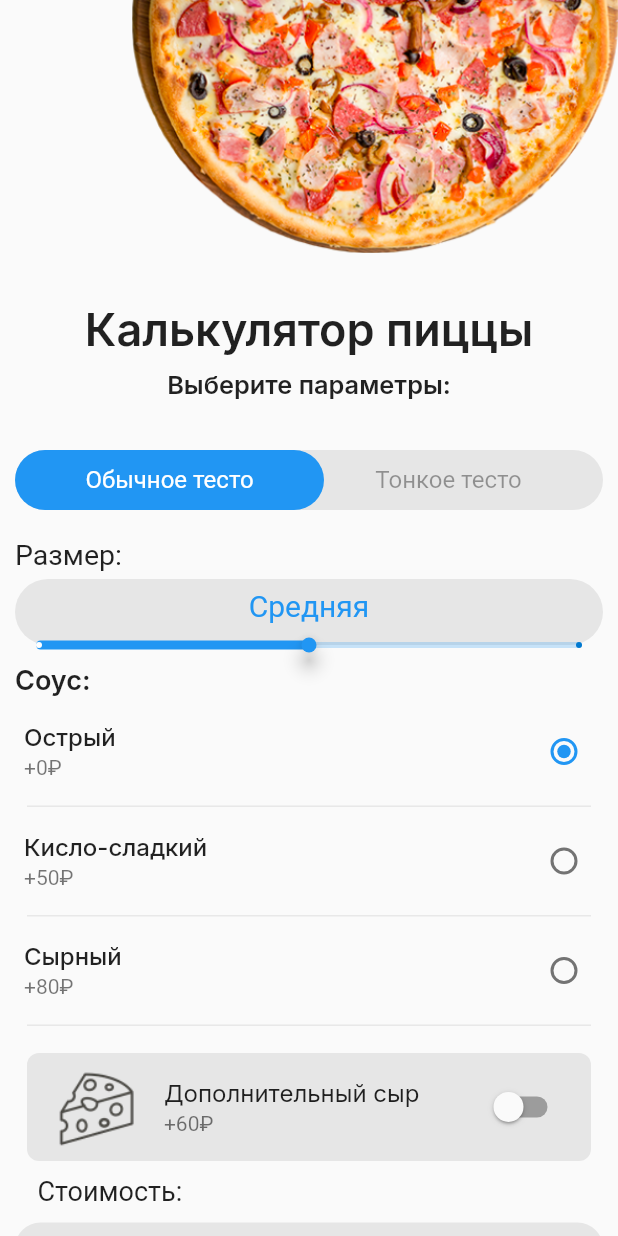
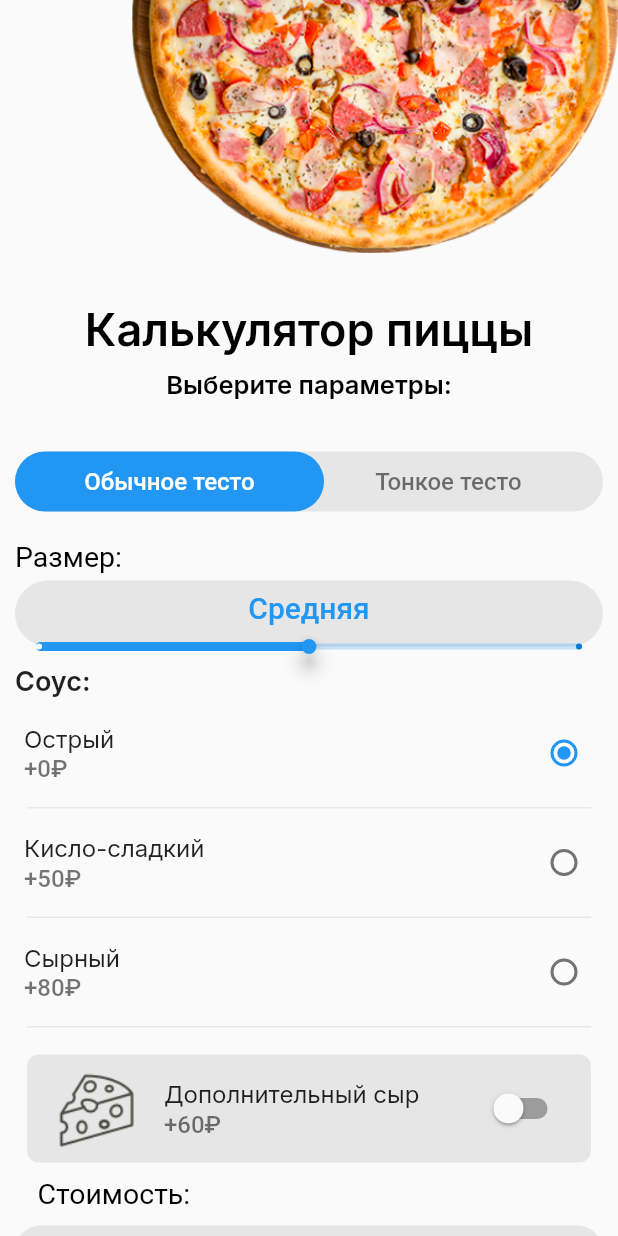
Before and after one commit to turenkodm/lesson4.1, a Flutter app: the screen it shows after launch, after a tap on "Обычное тесто", on a phone screen of 412 x 824 dp. Run offline on Flutter 3.47's test engine with Material 2 defaults, Android fonts, the phone set to English and light mode, and no system bars; our stand-ins replace google_fonts.

Commit message:
Light and Dark themes fixed

```diff
--- a/lib/main.dart
+++ b/lib/main.dart
@@ -2,6 +2,7 @@ import 'package:flutter/material.dart';
 import 'package:flutter/services.dart';
 import 'package:pizza_app/update_model.dart';
 import 'package:pizza_app/order_page.dart';
+import 'package:pizza_app/util/theme.dart';
 import 'package:provider/provider.dart';
 
 void main() {
@@ -18,23 +19,8 @@ class MyApp extends StatelessWidget {
   Widget build(BuildContext context) {
     return MaterialApp(
       title: 'Flutter Demo',
-      darkTheme: ThemeData(
-        toggleableActiveColor: Colors.lightGreenAccent,
-        brightness: Brightness.dark,
-        primaryColor: Colors.white,
-        disabledColor: Colors.white,
-        cardColor: Colors.black,
-
-      ),
-      theme: ThemeData(
-        brightness: Brightness.light,
-        primarySwatch: Colors.blue,
-        toggleableActiveColor: Colors.lightGreen,
-        primaryColor: Colors.blue,
-        cardColor: Colors.white,
-        disabledColor: Colors.black54,
-
-      ),
+      darkTheme: darkTheme(),
+      theme: lightTheme(),
       home: ChangeNotifierProvider<UpdateModel>(create: (BuildContext context) => UpdateModel(),
       child:  const OrderPage()),
     );
--- a/lib/order_page.dart
+++ b/lib/order_page.dart
@@ -35,13 +35,10 @@ class OrderPage extends StatelessWidget {
             const SizedBox(
               height: 33.0,
             ),
-            Text(
-              'Калькулятор пиццы',
-              textAlign: TextAlign.center,
-              style: GoogleFonts.inter(
-                  textStyle: const TextStyle(
-                      fontSize: 30.0, fontWeight: FontWeight.w600)),
-            ),
+            Text('Калькулятор пиццы',
+                textAlign: TextAlign.center,
+                style: GoogleFonts.inter(
+                    textStyle: Theme.of(context).textTheme.headline1)),
             const SizedBox(
               height: 9.0,
             ),
@@ -51,8 +48,7 @@ class OrderPage extends StatelessWidget {
                 'Выберите параметры:',
                 textAlign: TextAlign.center,
                 style: GoogleFonts.inter(
-                    textStyle: const TextStyle(
-                        fontSize: 16.9, fontWeight: FontWeight.w600)),
+                    textStyle: Theme.of(context).textTheme.headline2),
               ),
             ),
              const Padding(
@@ -62,8 +58,6 @@ class OrderPage extends StatelessWidget {
             const CustomText(
               text: 'Размер:',
               edgeInsets: 10.0,
-              fontSize: 19.0,
-              fontWeight: FontWeight.w400,
             ),
             const SizedBox(
               height: 5.0,
@@ -108,10 +102,9 @@ class OrderPage extends StatelessWidget {
               height: 10.0,
             ),
             const CustomText(
-                text: 'Стоимость:',
-                edgeInsets: 25.0,
-                fontSize: 18.0,
-                fontWeight: FontWeight.w400),
+              text: 'Стоимость:',
+              edgeInsets: 25.0,
+            ),
             const SizedBox(
               height: 10.0,
             ),
--- a/lib/update_model.dart
+++ b/lib/update_model.dart
@@ -1,3 +1,5 @@
+
+
 import 'package:flutter/material.dart';
 import 'package:pizza_app/order_page.dart';
 
@@ -10,10 +12,13 @@ class UpdateModel with ChangeNotifier {
   String text = '0.00';
   Sauce sauce = Sauce.spicy;
   bool addCheese = false;
+  double xAlign = -1;
+  bool selectedDough = false;
 
   double summa() {
     sum = doughPrice + saucePrice + pizzaSizePrice + cheesePrice;
     notifyListeners();
     return sum;
   }
+
 }
--- /dev/null
+++ b/lib/util/theme.dart
@@ -0,0 +1,38 @@
+import 'package:flutter/material.dart';
+
+ThemeData darkTheme() => ThemeData(
+    primaryColor: Colors.white,
+    disabledColor: Colors.white,
+    toggleableActiveColor: Colors.lightGreenAccent,
+    dividerColor: Colors.white54,
+    colorScheme: ColorScheme.fromSwatch(
+      brightness: Brightness.dark,
+      cardColor: Colors.black,
+    ),
+    textTheme: const TextTheme(
+      headline1: TextStyle(fontSize: 30.0, fontWeight: FontWeight.w600, color: Colors.white),
+      headline2: TextStyle(fontSize: 17.0, fontWeight: FontWeight.w600, color: Colors.white),
+      headline3: TextStyle(fontSize: 19.0, fontWeight: FontWeight.w400, color: Colors.white),
+      bodyText1: TextStyle(fontSize: 40),
+      bodyText2: TextStyle( fontSize: 16, fontWeight: FontWeight.w500),
+      button: TextStyle(fontSize: 20),
+    ));
+
+ThemeData lightTheme() => ThemeData(
+    primaryColor: Colors.blue,
+    disabledColor: Colors.black54,
+    toggleableActiveColor: Colors.lightGreen,
+    dividerColor: Colors.blue,
+    colorScheme: ColorScheme.fromSwatch(
+      brightness: Brightness.light,
+      primarySwatch: Colors.blue,
+      cardColor: Colors.white,
+    ),
+    textTheme: const TextTheme(
+      headline1: TextStyle(fontSize: 30.0, fontWeight: FontWeight.w600, color: Colors.black),
+      headline2: TextStyle(fontSize: 17.0, fontWeight: FontWeight.w600, color: Colors.black),
+      headline3: TextStyle(fontSize: 19.0, fontWeight: FontWeight.w400, color: Colors.black),
+      bodyText1: TextStyle(fontSize: 40),
+      bodyText2: TextStyle( fontSize: 16, fontWeight: FontWeight.w500),
+      button: TextStyle(fontSize: 20),
+    ));
--- a/lib/widgets/button.dart
+++ b/lib/widgets/button.dart
@@ -9,8 +9,7 @@ class Button extends StatelessWidget {
 
   final ButtonStyle _buttonStyle = ElevatedButton.styleFrom(
       minimumSize: const Size.fromHeight(42),
-      shape: RoundedRectangleBorder(borderRadius: BorderRadius.circular(22)),
-      textStyle: const TextStyle(fontSize: 16.0));
+      shape: RoundedRectangleBorder(borderRadius: BorderRadius.circular(22)));
   final VoidCallback onPressed;
 
   Widget _buttonType() {
--- /dev/null
+++ b/lib/widgets/custom_gesture_detector.dart
@@ -0,0 +1,51 @@
+import 'package:flutter/material.dart';
+import 'package:provider/provider.dart';
+
+import '../update_model.dart';
+
+class CustomGestureDetector extends StatelessWidget {
+  const CustomGestureDetector(
+      {Key? key,
+      required this.doughPrice,
+      required this.xAlign,
+      required this.selectedDough,
+      required this.align,
+      required this.color,
+      required this.doughText})
+      : super(key: key);
+
+  final double doughPrice;
+  final double xAlign;
+  final bool selectedDough;
+  final double align;
+  final Color color;
+  final String doughText;
+
+  @override
+  Widget build(BuildContext context) {
+    final notifier = Provider.of<UpdateModel>(context);
+    return GestureDetector(
+      onTap: () {
+        notifier.summa();
+        notifier.doughPrice = doughPrice;
+        notifier.xAlign = xAlign;
+        notifier.selectedDough = selectedDough;
+      },
+      child: Align(
+        alignment: Alignment(align, 0),
+        child: Container(
+          width: MediaQuery.of(context).size.width * 0.5,
+          color: Colors.transparent,
+          alignment: Alignment.center,
+          child: Text(
+            doughText,
+            style: TextStyle(
+              color: color,
+              fontSize: 16.0,
+            ),
+          ),
+        ),
+      ),
+    );
+  }
+}
--- a/lib/widgets/custom_radio.dart
+++ b/lib/widgets/custom_radio.dart
@@ -29,11 +29,7 @@ class CustomRadio extends StatelessWidget {
           controlAffinity: ListTileControlAffinity.trailing,
           title: Text(
             text,
-            style: GoogleFonts.inter(
-                textStyle: const TextStyle(
-              fontSize: 16,
-              fontWeight: FontWeight.w500,
-            )),
+            style: GoogleFonts.inter(),
           ),
           value: sauce,
           groupValue: val,
--- a/lib/widgets/custom_text.dart
+++ b/lib/widgets/custom_text.dart
@@ -2,18 +2,14 @@ import 'package:flutter/material.dart';
 import 'package:google_fonts/google_fonts.dart';
 
 class CustomText extends StatelessWidget {
-  const CustomText(
-      {Key? key,
-      required this.text,
-      required this.edgeInsets,
-      required this.fontSize,
-      required this.fontWeight})
-      : super(key: key);
+  const CustomText({
+    Key? key,
+    required this.text,
+    required this.edgeInsets,
+  }) : super(key: key);
 
   final String text;
   final double edgeInsets;
-  final double fontSize;
-  final FontWeight fontWeight;
 
   @override
   Widget build(BuildContext context) {
@@ -22,10 +18,7 @@ class CustomText extends StatelessWidget {
       child: Text(
         text,
         style: GoogleFonts.roboto(
-            textStyle: TextStyle(
-          fontSize: fontSize,
-          fontWeight: fontWeight,
-        )),
+            textStyle: Theme.of(context).textTheme.headline3),
       ),
     );
   }
--- a/lib/widgets/dough_stack.dart
+++ b/lib/widgets/dough_stack.dart
@@ -1,6 +1,7 @@
 import 'dart:io';
 import 'package:flutter/cupertino.dart';
 import 'package:flutter/material.dart';
+import 'package:pizza_app/widgets/custom_gesture_detector.dart';
 import 'package:provider/provider.dart';
 import '../update_model.dart';
 
@@ -14,22 +15,11 @@ class DoughStack extends StatefulWidget {
 class _DoughStackState extends State<DoughStack> with RestorationMixin {
   RestorableInt currentSegment = RestorableInt(0);
 
-  double _xAlign = 0;
-  Color _regularColor = ThemeData().cardColor;
-  Color _thinColor = ThemeData().disabledColor;
-
-  @override
-  void initState() {
-    super.initState();
-    _regularColor = ThemeData().cardColor;
-    _thinColor = ThemeData().disabledColor;
-    _xAlign = -1;
-  }
-
   Widget _doughType(BuildContext context) {
     final notifier = Provider.of<UpdateModel>(context);
 
     if (Platform.isAndroid) {
+      if (!notifier.selectedDough) {
         return Column(
           children: [
             const SizedBox(
@@ -38,65 +28,22 @@ class _DoughStackState extends State<DoughStack> with RestorationMixin {
             Container(
               child: Stack(
                 children: [
-                AnimatedAlign(
-                  alignment: Alignment(_xAlign, 0),
-                  duration: const Duration(milliseconds: 200),
-                  child: Container(
-                    width: MediaQuery.of(context).size.width * 0.5,
-                    height: 40,
-                    decoration: BoxDecoration(
-                      color: Theme.of(context).primaryColor,
-                      borderRadius: BorderRadius.circular(36.0),
+                  animatedAlign(notifier, context),
+                  CustomGestureDetector(
+                    doughPrice: 0.00,
+                    xAlign: -1,
+                    selectedDough: false,
+                    align: -1,
+                    color: Theme.of(context).cardColor,
+                    doughText: 'Обычное тесто',
                   ),
-                  ),
-                ),
-                GestureDetector(
-                  onTap: () {
-                    notifier.summa();
-                    notifier.doughPrice = 0.00;
-                    _xAlign = -1;
-                    _regularColor = Theme.of(context).cardColor;
-                    _thinColor = Theme.of(context).disabledColor;
-                  },
-                  child: Align(
-                    alignment: const Alignment(-1, 0),
-                    child: Container(
-                      width: MediaQuery.of(context).size.width * 0.5,
-                      color: Colors.transparent,
-                      alignment: Alignment.center,
-                      child: Text(
-                        'Обычное тесто',
-                        style: TextStyle(
-                          color: _regularColor,
-                          fontSize: 16.0,
-                        ),
-                      ),
-                    ),
-                  ),
-                ),
-                GestureDetector(
-                  onTap: () {
-                    notifier.doughPrice = 100.0;
-                    notifier.summa();
-                    _xAlign = 1;
-                    _thinColor = Theme.of(context).cardColor;
-                    _regularColor = Theme.of(context).disabledColor;
-                  },
-                  child: Align(
-                    alignment: const Alignment(1, 0),
-                    child: Container(
-                      width: MediaQuery.of(context).size.width * 0.5,
-                      color: Colors.transparent,
-                      alignment: Alignment.center,
-                      child: Text(
-                        'Тонкое тесто',
-                        style: TextStyle(
-                          color: _thinColor,
-                          fontSize: 16.0,
-                        ),
-                      ),
-                    ),
-                  ),
+                  CustomGestureDetector(
+                    doughPrice: 100.00,
+                    xAlign: 1,
+                    selectedDough: true,
+                    align: 1,
+                    color: Theme.of(context).disabledColor,
+                    doughText: 'Тонкое тесто',
                   ),
                 ],
               ),
@@ -112,6 +59,47 @@ class _DoughStackState extends State<DoughStack> with RestorationMixin {
             ),
           ],
         );
+      } else {
+        return Column(
+          children: [
+            const SizedBox(
+              height: 33.0,
+            ),
+            Container(
+              child: Stack(
+                children: [
+                  animatedAlign(notifier, context),
+                  CustomGestureDetector(
+                    doughPrice: 0.00,
+                    xAlign: -1,
+                    selectedDough: false,
+                    align: -1,
+                    color: Theme.of(context).disabledColor,
+                    doughText: 'Обычное тесто',
+                  ),
+                  CustomGestureDetector(
+                    doughPrice: 100.00,
+                    xAlign: 1,
+                    selectedDough: true,
+                    align: 1,
+                    color: Theme.of(context).cardColor,
+                    doughText: 'Тонкое тесто',
+                  ),
+                ],
+              ),
+              width: MediaQuery.of(context).size.width,
+              height: 40,
+              decoration: BoxDecoration(
+                color: Theme.of(context).splashColor,
+                borderRadius: BorderRadius.circular(36.0),
+              ),
+            ),
+            const SizedBox(
+              height: 19.0,
+            ),
+          ],
+        );
+      }
     } else {
       const segmentedControlMaxWidth = 500.0;
       final children = <int, Widget>{
@@ -146,6 +134,21 @@ class _DoughStackState extends State<DoughStack> with RestorationMixin {
     }
   }
 
+  AnimatedAlign animatedAlign(UpdateModel notifier, BuildContext context) {
+    return AnimatedAlign(
+      alignment: Alignment(notifier.xAlign, 0),
+      duration: const Duration(milliseconds: 200),
+      child: Container(
+        width: MediaQuery.of(context).size.width * 0.5,
+        height: 40,
+        decoration: BoxDecoration(
+          color: Theme.of(context).primaryColor,
+          borderRadius: BorderRadius.circular(36.0),
+        ),
+      ),
+    );
+  }
+
   @override
   Widget build(BuildContext context) {
     return _doughType(context);
--- a/lib/widgets/switch_list.dart
+++ b/lib/widgets/switch_list.dart
@@ -28,7 +28,6 @@ class SwitchList extends StatelessWidget {
           'Дополнительный сыр',
           style: GoogleFonts.inter(
               textStyle: const TextStyle(
-                fontSize: 16,
                 fontWeight: FontWeight.w400,
               )),
         ),
--- a/pubspec.yaml
+++ b/pubspec.yaml
@@ -36,6 +36,7 @@ dependencies:
   cupertino_icons: ^1.0.4
   provider: ^6.0.2
   google_fonts: ^2.2.0
+  animated_toggle_switch: ^0.2.1
 
 dev_dependencies:
   flutter_test:
```
Also changed, not shown: pubspec.lock. Lines whose indentation alone changed are shown as unchanged.
